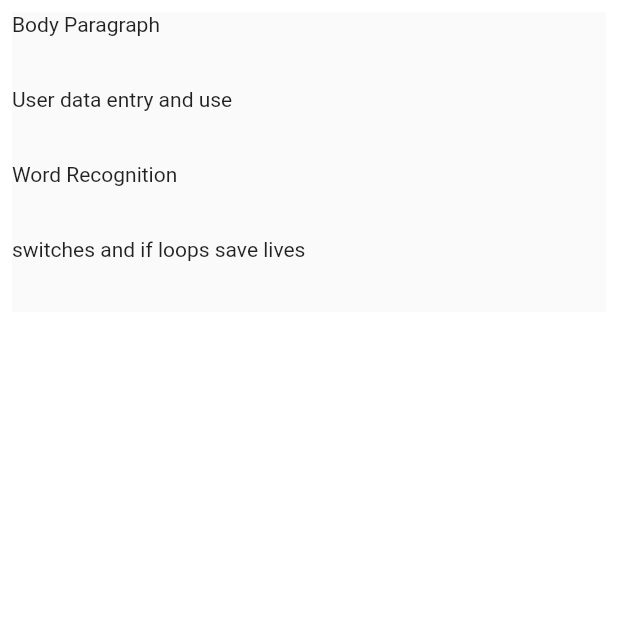
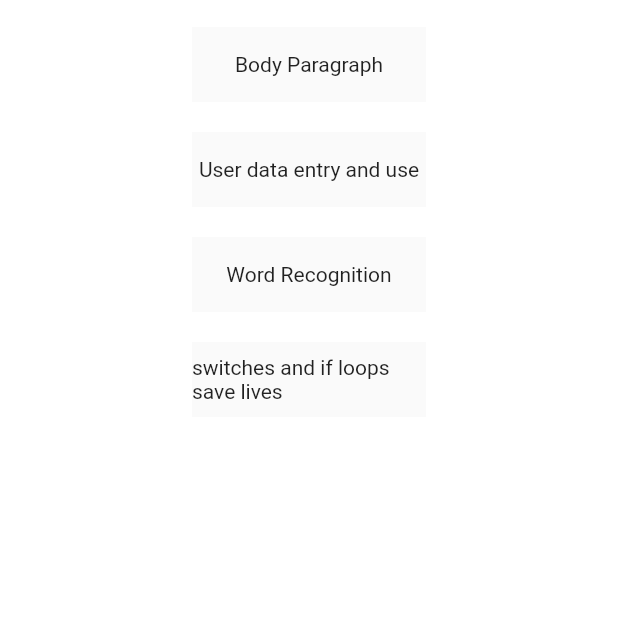
Before and after one commit to emilyso-99/helpmehack-app, a Flutter app: the TextGame screen opened by its route, on a phone screen of 412 x 824 dp, the top half of it. Run offline on Flutter 3.47's test engine with Material 2 defaults, Android fonts, the phone set to English and light mode, and no system bars.

Commit message:
Update textgame.dart

```diff
--- a/helpmehack/lib/textgame/textgame.dart
+++ b/helpmehack/lib/textgame/textgame.dart
@@ -7,31 +7,35 @@ class TextGame extends StatelessWidget {
       padding: const EdgeInsets.all(8),
       children: <Widget>[
         Container(
+          margin: new EdgeInsets.symmetric(horizontal: 120.0, vertical: 10.0),
           height: 50,
           color: Colors.amber[600],
           child: Material(
-              child: InkWell(onTap: () {}, child: Text('Body Paragraph'))),
+              child: InkWell(onTap: () {}, child: Center(child: Text('Body Paragraph')))),
         ),
         Container(
+          margin: new EdgeInsets.symmetric(horizontal: 120.0, vertical: 10.0),
           height: 50,
           color: Colors.amber[500],
           child: Material(
               child: InkWell(
-                  onTap: () {}, child: Text('User data entry and use'))),
+                  onTap: () {}, child: Center(child: Text('User data entry and use')))),
         ),
         Container(
+          margin: new EdgeInsets.symmetric(horizontal: 120.0, vertical: 10.0),
           height: 50,
           color: Colors.amber[100],
           child: Material(
-              child: (InkWell(onTap: () {}, child: Text('Word Recognition')))),
+              child: (InkWell(onTap: () {}, child: Center(child: Text('Word Recognition'))))),
         ),
         Container(
+          margin: new EdgeInsets.symmetric(horizontal: 120.0, vertical: 10.0),
           height: 50,
           color: Colors.amber[100],
-          child: Material(
+          child:  Material(
               child: InkWell(
                   onTap: () {},
-                  child: Text('switches and if loops save lives'))),
+                  child: Center(child: Text('switches and if loops save lives')))),
         ),
       ],
     );
```
